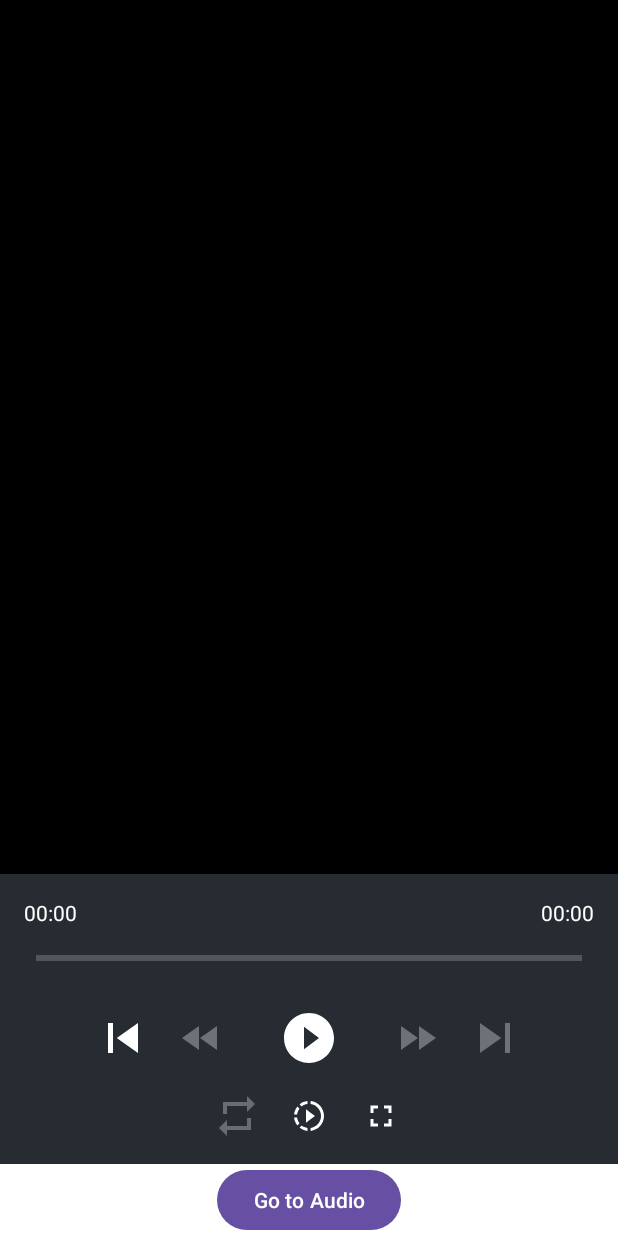
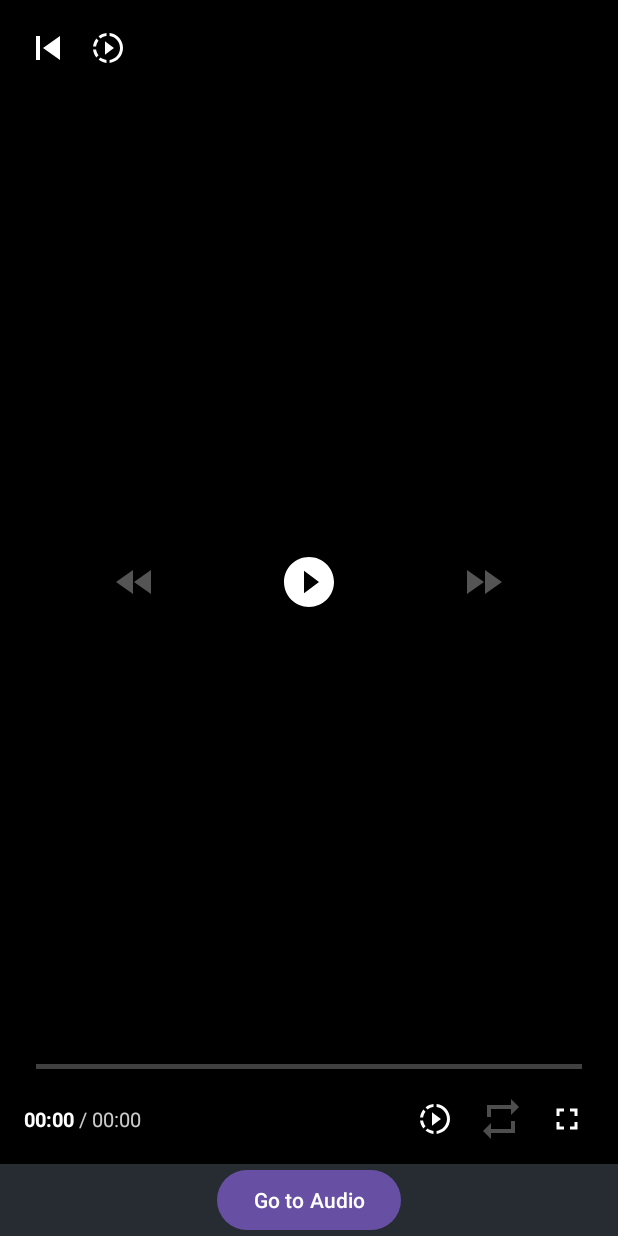
Before and after one commit to HamBeomJoon/Media3Ex, an Android app: the screen it shows after launch (MainActivity), after a tap on "Go to Video", on a phone screen of 412 x 824 dp. Run offline under Robolectric (Android 15) with nearby library versions, the phone set to English and light mode, and no system bars; our stand-ins replace data binding.

Commit message:
refactor: 비디오 플레이어 컨트롤러 UI 개선

```diff
--- a/app/src/main/java/com/example/viewbindingex/VideoFragment.kt
+++ b/app/src/main/java/com/example/viewbindingex/VideoFragment.kt
@@ -16,6 +16,7 @@ import androidx.fragment.app.Fragment
 import androidx.media3.common.MediaItem
 import androidx.media3.common.Player
 import androidx.media3.exoplayer.ExoPlayer
+import androidx.media3.ui.PlayerView
 import com.example.viewbindingex.databinding.FragmentVideoBinding
 
 @Suppress("ktlint:standard:backing-property-naming")
@@ -54,6 +55,28 @@ class VideoFragment : Fragment() {
 
                 prepare()
             }
+
+        binding.playerView.setControllerVisibilityListener(
+            PlayerView.ControllerVisibilityListener { visibility ->
+                val isVisible = visibility == View.VISIBLE
+
+                // 모든 컨트롤 요소들
+                binding.playerView.findViewById<View>(R.id.topGradient)?.visibility =
+                    if (isVisible) View.VISIBLE else View.GONE
+                binding.playerView.findViewById<View>(R.id.topControls)?.visibility =
+                    if (isVisible) View.VISIBLE else View.GONE
+                binding.playerView.findViewById<View>(R.id.centerControls)?.visibility =
+                    if (isVisible) View.VISIBLE else View.GONE
+                binding.playerView.findViewById<View>(R.id.bottomGradient)?.visibility =
+                    if (isVisible) View.VISIBLE else View.GONE
+                binding.playerView.findViewById<View>(R.id.bottomControls)?.visibility =
+                    if (isVisible) View.VISIBLE else View.GONE
+
+                // 얇은 seekbar는 컨트롤러 숨김 시에만 표시
+                binding.playerView.findViewById<View>(R.id.thinSeekbar)?.visibility =
+                    if (isVisible) View.GONE else View.VISIBLE
+            },
+        )
     }
 
     private fun setupCustomControls() {
@@ -168,14 +191,20 @@ class VideoFragment : Fragment() {
             }
 
             // 화면 세로 모드
-            act.requestedOrientation = ActivityInfo.SCREEN_ORIENTATION_PORTRAIT
+            act.requestedOrientation = ActivityInfo.SCREEN_ORIENTATION_UNSPECIFIED
             act.window.clearFlags(WindowManager.LayoutParams.FLAG_KEEP_SCREEN_ON)
         }
 
-        // PlayerView 원래 크기
+        // PlayerView 원래 크기로 복원
         val params = binding.playerView.layoutParams as ConstraintLayout.LayoutParams
         params.width = ConstraintLayout.LayoutParams.MATCH_PARENT
-        params.height = ConstraintLayout.LayoutParams.WRAP_CONTENT
+        params.height = 0 // WRAP_CONTENT가 아닌 0dp (match_constraint)
+        params.topToTop = ConstraintLayout.LayoutParams.PARENT_ID
+        params.bottomToTop = binding.btnAudio.id
+        params.startToStart = ConstraintLayout.LayoutParams.PARENT_ID
+        params.endToEnd = ConstraintLayout.LayoutParams.PARENT_ID
+        params.topMargin = 0
+        params.bottomMargin = 0
         binding.playerView.layoutParams = params
 
         // 버튼 보이기
--- /dev/null
+++ b/app/src/main/res/drawable/center_control_background.xml
@@ -0,0 +1,9 @@
+<?xml version="1.0" encoding="utf-8"?>
+<ripple xmlns:android="http://schemas.android.com/apk/res/android"
+    android:color="#40FFFFFF">
+    <item>
+        <shape android:shape="oval">
+            <solid android:color="#60000000" />
+        </shape>
+    </item>
+</ripple>
--- /dev/null
+++ b/app/src/main/res/drawable/gradient_bottom_background.xml
@@ -0,0 +1,8 @@
+<?xml version="1.0" encoding="utf-8"?>
+<shape xmlns:android="http://schemas.android.com/apk/res/android">
+    <gradient
+        android:angle="90"
+        android:endColor="#CC000000"
+        android:startColor="#00000000"
+        android:type="linear" />
+</shape>
--- /dev/null
+++ b/app/src/main/res/drawable/gradient_top_background.xml
@@ -0,0 +1,8 @@
+<?xml version="1.0" encoding="utf-8"?>
+<shape xmlns:android="http://schemas.android.com/apk/res/android">
+    <gradient
+        android:angle="270"
+        android:endColor="#00000000"
+        android:startColor="#CC000000"
+        android:type="linear" />
+</shape>
--- a/app/src/main/res/layout/custom_audio_controls.xml
+++ b/app/src/main/res/layout/custom_audio_controls.xml
@@ -1,20 +1,45 @@
 <?xml version="1.0" encoding="utf-8"?>
-<LinearLayout xmlns:android="http://schemas.android.com/apk/res/android"
+<FrameLayout xmlns:android="http://schemas.android.com/apk/res/android"
     xmlns:app="http://schemas.android.com/apk/res-auto"
     xmlns:tools="http://schemas.android.com/tools"
     android:layout_width="match_parent"
+    android:layout_height="match_parent">
+
+    <!-- 상단 그라데이션 배경 -->
+    <View
+        android:id="@+id/topGradient"
+        android:layout_width="match_parent"
+        android:layout_height="100dp"
+        android:layout_gravity="top"
+        android:background="@drawable/gradient_top_background" />
+
+    <!-- 상단 컨트롤 -->
+    <LinearLayout
+        android:id="@+id/topControls"
+        android:layout_width="match_parent"
         android:layout_height="wrap_content"
-    android:layout_gravity="bottom"
-    android:background="@color/hearit_black1"
-    android:orientation="vertical"
-    android:padding="16dp">
+        android:layout_gravity="top"
+        android:gravity="center_vertical"
+        android:orientation="horizontal"
+        android:padding="12dp">
 
-    <!-- 상단: 제목 영역 -->
+        <ImageButton
+            android:id="@+id/btnBack"
+            android:layout_width="40dp"
+            android:layout_height="40dp"
+            android:background="?attr/selectableItemBackgroundBorderless"
+            android:contentDescription="Back"
+            android:src="@drawable/exo_icon_previous"
+            app:tint="@color/white" />
+
         <TextView
             android:id="@+id/tvVideoTitle"
-        android:layout_width="match_parent"
+            android:layout_width="0dp"
             android:layout_height="wrap_content"
-        android:layout_marginBottom="8dp"
+            android:layout_marginHorizontal="12dp"
+            android:layout_weight="1"
+            android:ellipsize="end"
+            android:maxLines="1"
             android:textColor="@color/white"
             android:textSize="16sp"
             android:textStyle="bold"
@@ -22,130 +47,159 @@
             tools:text="Video Title"
             tools:visibility="visible" />
 
-    <!-- 시간 표시 -->
+        <ImageButton
+            android:id="@+id/btnCast"
+            android:layout_width="40dp"
+            android:layout_height="40dp"
+            android:background="?attr/selectableItemBackgroundBorderless"
+            android:contentDescription="Cast"
+            android:src="@drawable/exo_icon_previous"
+            android:visibility="gone"
+            app:tint="@color/white" />
+
+        <ImageButton
+            android:id="@+id/btnSettings"
+            android:layout_width="40dp"
+            android:layout_height="40dp"
+            android:background="?attr/selectableItemBackgroundBorderless"
+            android:contentDescription="Settings"
+            android:src="@drawable/exo_styled_controls_speed"
+            app:tint="@color/white" />
+    </LinearLayout>
+
+    <!-- 중앙 재생 컨트롤 -->
+    <LinearLayout
+        android:id="@+id/centerControls"
+        android:layout_width="wrap_content"
+        android:layout_height="wrap_content"
+        android:layout_gravity="center"
+        android:gravity="center"
+        android:orientation="horizontal">
+
+        <ImageButton
+            android:id="@id/exo_rew"
+            android:layout_width="64dp"
+            android:layout_height="64dp"
+            android:layout_marginEnd="48dp"
+            android:background="@drawable/center_control_background"
+            android:contentDescription="@string/exo_controls_rewind_description"
+            android:src="@drawable/exo_ic_rewind"
+            app:tint="@color/white" />
+
+        <ImageButton
+            android:id="@id/exo_play_pause"
+            android:layout_width="72dp"
+            android:layout_height="72dp"
+            android:background="@drawable/center_control_background"
+            android:contentDescription="@string/exo_controls_play_description"
+            app:tint="@color/white" />
+
+        <ImageButton
+            android:id="@id/exo_ffwd"
+            android:layout_width="64dp"
+            android:layout_height="64dp"
+            android:layout_marginStart="48dp"
+            android:background="@drawable/center_control_background"
+            android:contentDescription="@string/exo_controls_fastforward_description"
+            android:src="@drawable/exo_ic_forward"
+            app:tint="@color/white" />
+    </LinearLayout>
+
+    <!-- 하단 그라데이션 배경 -->
+    <View
+        android:id="@+id/bottomGradient"
+        android:layout_width="match_parent"
+        android:layout_height="150dp"
+        android:layout_gravity="bottom"
+        android:background="@drawable/gradient_bottom_background" />
+
+    <!-- 하단 컨트롤 -->
+    <LinearLayout
+        android:id="@+id/bottomControls"
+        android:layout_width="match_parent"
+        android:layout_height="wrap_content"
+        android:layout_gravity="bottom"
+        android:orientation="vertical"
+        android:paddingHorizontal="16dp"
+        android:paddingBottom="12dp">
+
+        <!-- Seekbar -->
+        <androidx.media3.ui.DefaultTimeBar
+            android:id="@id/exo_progress"
+            android:layout_width="match_parent"
+            android:layout_height="wrap_content"
+            android:layout_marginBottom="4dp"
+            app:bar_height="3dp"
+            app:played_color="@color/hearit_purple1"
+            app:scrubber_color="@color/hearit_purple1"
+            app:scrubber_disabled_size="0dp"
+            app:scrubber_enabled_size="14dp"
+            app:touch_target_height="26dp"
+            app:unplayed_color="#40FFFFFF" />
+
+        <!-- 시간 및 하단 버튼들 -->
         <LinearLayout
             android:layout_width="match_parent"
             android:layout_height="wrap_content"
-        android:layout_marginBottom="4dp"
+            android:gravity="center_vertical"
             android:orientation="horizontal">
 
+            <!-- 시간 -->
             <TextView
                 android:id="@id/exo_position"
                 android:layout_width="wrap_content"
                 android:layout_height="wrap_content"
                 android:textColor="@color/white"
-            android:textSize="14sp"
-            tools:text="00:00" />
+                android:textSize="13sp"
+                android:textStyle="bold"
+                tools:text="0:05" />
+
+            <TextView
+                android:layout_width="wrap_content"
+                android:layout_height="wrap_content"
+                android:paddingHorizontal="3dp"
+                android:text="/"
+                android:textColor="#CCFFFFFF"
+                android:textSize="13sp" />
+
+            <TextView
+                android:id="@id/exo_duration"
+                android:layout_width="wrap_content"
+                android:layout_height="wrap_content"
+                android:textColor="#CCFFFFFF"
+                android:textSize="13sp"
+                tools:text="29:05" />
 
             <Space
                 android:layout_width="0dp"
                 android:layout_height="1dp"
                 android:layout_weight="1" />
 
-        <TextView
-            android:id="@id/exo_duration"
-            android:layout_width="wrap_content"
-            android:layout_height="wrap_content"
-            android:textColor="@color/white"
-            android:textSize="14sp"
-            tools:text="05:21" />
-    </LinearLayout>
-
-    <!-- 시크바 -->
-    <androidx.media3.ui.DefaultTimeBar
-        android:id="@id/exo_progress"
-        android:layout_width="match_parent"
-        android:layout_height="wrap_content"
-        android:layout_marginTop="4dp"
-        android:layout_marginBottom="12dp" />
-
-    <!-- 컨트롤 버튼들 -->
-    <LinearLayout
-        android:layout_width="match_parent"
-        android:layout_height="wrap_content"
-        android:layout_marginBottom="8dp"
-        android:gravity="center"
-        android:orientation="horizontal">
-
+            <!-- 하단 오른쪽 버튼들 -->
             <ImageButton
-            android:id="@id/exo_prev"
-            android:layout_width="40dp"
-            android:layout_height="40dp"
+                android:id="@+id/btnPlaybackSpeed"
+                android:layout_width="36dp"
+                android:layout_height="36dp"
+                android:layout_marginEnd="8dp"
                 android:background="?attr/selectableItemBackgroundBorderless"
-            android:contentDescription="@string/exo_controls_previous_description"
-            android:src="@drawable/exo_ic_skip_previous"
+                android:contentDescription="Playback speed"
+                android:src="@drawable/exo_styled_controls_speed"
                 app:tint="@color/white" />
 
             <ImageButton
-            android:id="@id/exo_rew"
-            android:layout_width="40dp"
-            android:layout_height="40dp"
-            android:layout_marginHorizontal="12dp"
-            android:background="?attr/selectableItemBackgroundBorderless"
-            android:contentDescription="@string/exo_controls_rewind_description"
-            android:src="@drawable/exo_ic_rewind"
-            app:tint="@color/white" />
-
-        <ImageButton
-            android:id="@id/exo_play_pause"
-            android:layout_width="56dp"
-            android:layout_height="56dp"
-            android:layout_marginHorizontal="12dp"
-            android:background="?attr/selectableItemBackgroundBorderless"
-            android:contentDescription="@string/exo_controls_play_description"
-            app:tint="@color/white" />
-
-        <ImageButton
-            android:id="@id/exo_ffwd"
-            android:layout_width="40dp"
-            android:layout_height="40dp"
-            android:layout_marginHorizontal="12dp"
-            android:background="?attr/selectableItemBackgroundBorderless"
-            android:contentDescription="@string/exo_controls_fastforward_description"
-            android:src="@drawable/exo_ic_forward"
-            app:tint="@color/white" />
-
-        <ImageButton
-            android:id="@id/exo_next"
-            android:layout_width="40dp"
-            android:layout_height="40dp"
-            android:background="?attr/selectableItemBackgroundBorderless"
-            android:contentDescription="@string/exo_controls_next_description"
-            android:src="@drawable/exo_ic_skip_next"
-            app:tint="@color/white" />
-    </LinearLayout>
-
-    <!-- 추가 옵션 버튼들 -->
-    <LinearLayout
-        android:layout_width="match_parent"
-        android:layout_height="wrap_content"
-        android:gravity="center"
-        android:orientation="horizontal">
-
-        <ImageButton
                 android:id="@+id/btnRepeatMode"
-            android:layout_width="32dp"
-            android:layout_height="32dp"
-            android:layout_marginEnd="16dp"
+                android:layout_width="36dp"
+                android:layout_height="36dp"
+                android:layout_marginEnd="8dp"
                 android:background="?attr/selectableItemBackgroundBorderless"
                 android:contentDescription="Repeat mode"
                 android:src="@drawable/exo_styled_controls_repeat_off"
                 app:tint="@color/white" />
 
             <ImageButton
-            android:id="@+id/btnPlaybackSpeed"
-            android:layout_width="32dp"
-            android:layout_height="32dp"
-            android:layout_marginEnd="16dp"
-            android:background="?attr/selectableItemBackgroundBorderless"
-            android:contentDescription="Playback speed"
-            android:src="@drawable/exo_styled_controls_speed"
-            app:tint="@color/white" />
-
-        <ImageButton
                 android:id="@+id/btnFullscreen"
-            android:layout_width="32dp"
-            android:layout_height="32dp"
+                android:layout_width="36dp"
+                android:layout_height="36dp"
                 android:background="?attr/selectableItemBackgroundBorderless"
                 android:contentDescription="Fullscreen"
                 android:src="@drawable/exo_styled_controls_fullscreen_enter"
@@ -153,3 +207,19 @@
         </LinearLayout>
 
     </LinearLayout>
+
+    <!-- 항상 표시되는 얇은 seekbar (컨트롤러 숨김 시) -->
+    <androidx.media3.ui.DefaultTimeBar
+        android:id="@+id/thinSeekbar"
+        android:layout_width="match_parent"
+        android:layout_height="wrap_content"
+        android:layout_gravity="bottom"
+        android:visibility="gone"
+        app:bar_height="2dp"
+        app:played_color="@color/hearit_purple1"
+        app:scrubber_disabled_size="0dp"
+        app:scrubber_enabled_size="0dp"
+        app:touch_target_height="20dp"
+        app:unplayed_color="@color/hearit_gray2" />
+
+</FrameLayout>
--- a/app/src/main/res/layout/fragment_video.xml
+++ b/app/src/main/res/layout/fragment_video.xml
@@ -9,7 +9,7 @@
     <androidx.constraintlayout.widget.ConstraintLayout
         android:layout_width="match_parent"
         android:layout_height="match_parent"
-        android:background="@color/white">
+        android:background="@color/hearit_black1">
 
         <androidx.media3.ui.PlayerView
             android:id="@+id/playerView"
@@ -22,7 +22,6 @@
             app:layout_constraintEnd_toEndOf="parent"
             app:layout_constraintStart_toStartOf="parent"
             app:layout_constraintTop_toTopOf="parent"
-            app:layout_constraintVertical_bias="0.5"
             app:resize_mode="fit"
             app:show_buffering="when_playing"
             app:show_timeout="3000" />
```
Lines whose indentation alone changed are shown as unchanged.
